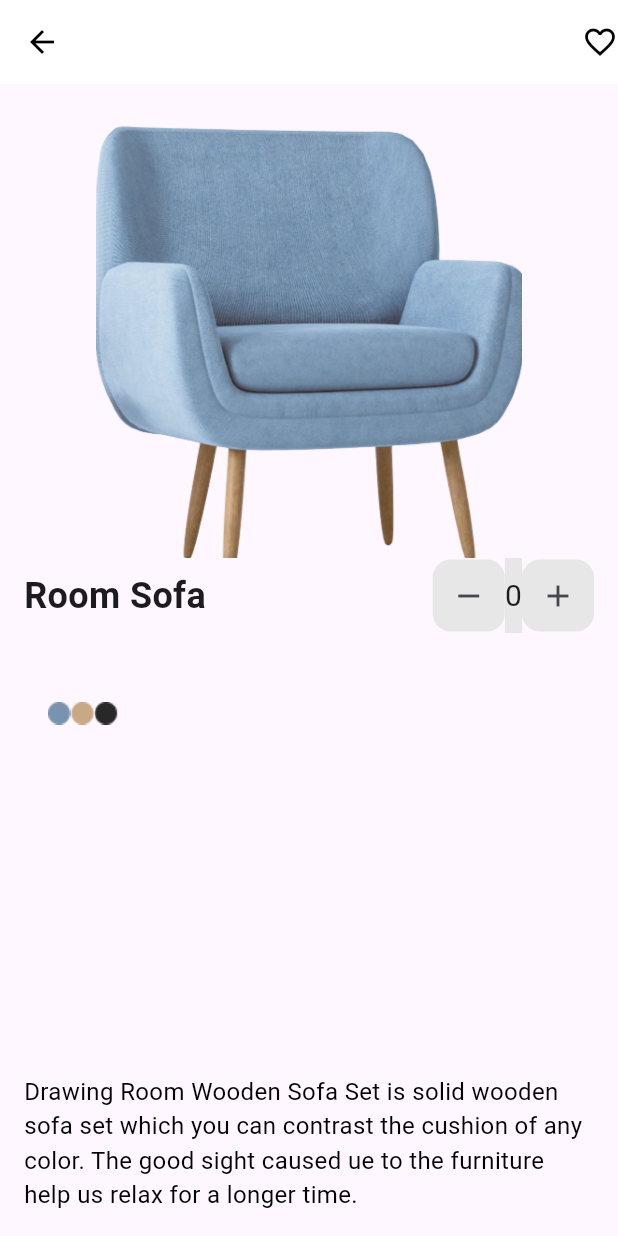
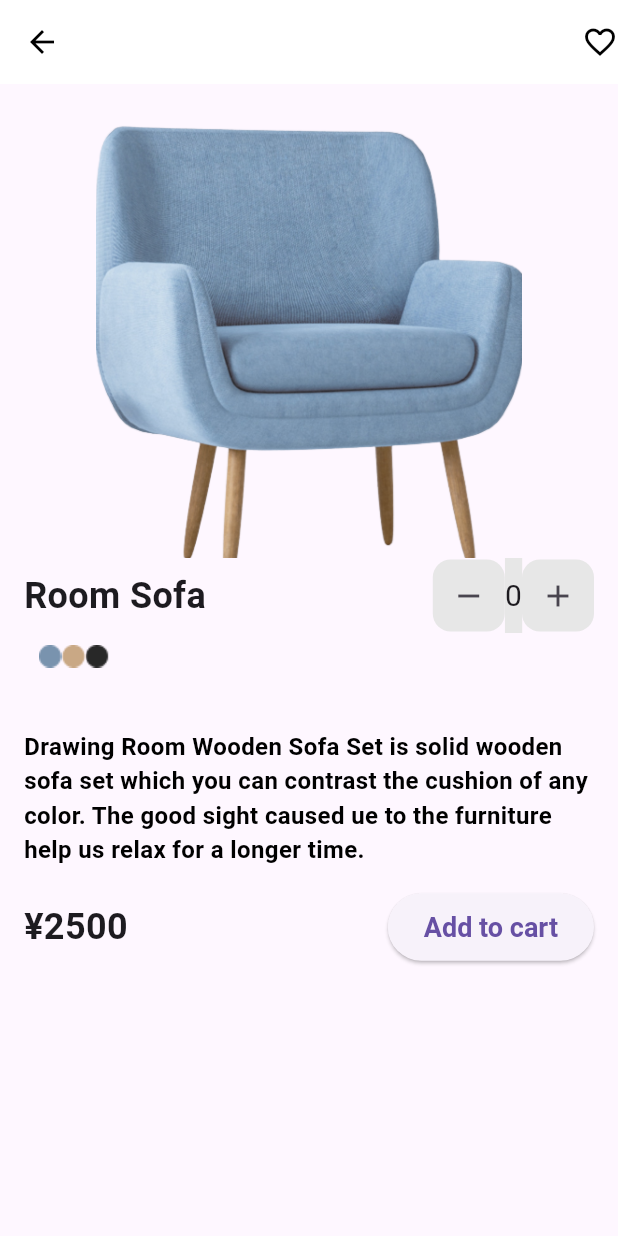
Before and after one commit to Mohamedwaelfaro/task1, a Flutter app: the screen it shows after launch, on a phone screen of 412 x 824 dp. Run offline on Flutter 3.47's test engine with Material 3 defaults, Android fonts, the phone set to English and light mode, and no system bars.

Commit message:
fix ui part3

```diff
--- a/lib/main.dart
+++ b/lib/main.dart
@@ -1,3 +1,5 @@
+import 'dart:ui';
+
 import 'package:flutter/material.dart';
 
 void main() {
@@ -99,10 +101,10 @@ class _Task1State extends State<Task1> {
                   ),
                 ],
               ),
-              Spacer(),
+              SizedBox(height: 8),
               Container(
-                padding: EdgeInsets.symmetric(horizontal: 16, vertical: 8),
-                margin: EdgeInsets.only(bottom: 225),
+                padding: EdgeInsets.only(left: 10, right: 10),
+                margin: EdgeInsets.only(bottom: 25),
                 child: Row(
                   mainAxisAlignment: MainAxisAlignment.start,
                   children: [
@@ -112,13 +114,48 @@ class _Task1State extends State<Task1> {
                   ],
                 ),
               ),
+              SizedBox(
+                height: 16,
+              ),
               Text(
                 'Drawing Room Wooden Sofa Set is solid wooden sofa set which you can contrast the cushion of any color. The good sight caused ue to the furniture help us relax for a longer time.',
                 style: TextStyle(
-                  color: Colors.black,
-                  fontSize: 16,
-                ),
+                    fontSize: 16,
+                    color: Colors.black,
+                    fontWeight: FontWeight.bold),
               ),
+              SizedBox(
+                height: 16,
+              ),
+              Row(
+                children: [
+                  Text(
+                    '¥2500',
+                    style: TextStyle(
+                      fontSize: 24,
+                      fontWeight: FontWeight.bold,
+                    ),
+                  ),
+                  Spacer(),
+                  ElevatedButton(
+                    onPressed: () {},
+                    style: ElevatedButton.styleFrom(
+                      // backgroundColor: Color(0xFF819BBB),
+                      padding:
+                          EdgeInsets.symmetric(horizontal: 24, vertical: 12),
+                      textStyle: TextStyle(
+                        fontSize: 16,
+                        fontWeight: FontWeight.bold,
+                      ),
+                    ),
+                    child: Text(
+                      'Add to cart',
+                      style:
+                          TextStyle(fontSize: 18, fontWeight: FontWeight.bold),
+                    ),
+                  )
+                ],
+              )
             ],
           ),
         ),
@@ -126,131 +163,3 @@ class _Task1State extends State<Task1> {
     );
   }
 }
-// import 'package:flutter/material.dart';
-
-// void main() {
-//   runApp(test());
-// }
-
-// class test extends StatefulWidget {
-//   const test({super.key});
-
-//   @override
-//   State<test> createState() => _testState();
-// }
-
-// class _testState extends State<test> {
-//   @override
-//   Widget build(BuildContext context) {
-//     return MaterialApp(
-//       home: Scaffold(
-//         appBar: AppBar(
-//           title: Text('Sofa Shop'),
-//           backgroundColor: Colors.white,
-//           leading: IconButton(
-//             icon: Icon(Icons.arrow_back, color: Colors.black),
-//             onPressed: () {},
-//           ),
-//           actions: [
-//             IconButton(
-//               icon: Icon(Icons.favorite_border, color: Colors.black),
-//               onPressed: () {},
-//             ),
-//           ],
-//         ),
-//         body: Padding(
-//           padding: const EdgeInsets.all(16.0),
-//           child: Column(
-//             crossAxisAlignment: CrossAxisAlignment.start,
-//             children: [
-//               Center(
-//                 child: Image.asset(
-//                   'imgs/sofa.png',
-//                   height: 200,
-//                 ),
-//               ),
-//               SizedBox(height: 16),
-//               Text(
-//                 'Room Sofa',
-//                 style: TextStyle(
-//                   fontSize: 24,
-//                   fontWeight: FontWeight.bold,
-//                 ),
-//               ),
-//               SizedBox(height: 8),
-//               Row(
-//                 children: [
-//                   CircleAvatar(
-//                     backgroundColor: Colors.blue,
-//                     radius: 8,
-//                   ),
-//                   SizedBox(width: 8),
-//                   CircleAvatar(
-//                     backgroundColor: Colors.brown,
-//                     radius: 8,
-//                   ),
-//                   SizedBox(width: 8),
-//                   CircleAvatar(
-//                     backgroundColor: Colors.black,
-//                     radius: 8,
-//                   ),
-//                 ],
-//               ),
-//               SizedBox(height: 16),
-//               Text(
-//                 'Drawing Room Wooden Sofa Set is solid wooden sofa set which you can contrast the cushion of any color. The good sight caused use to the furniture help us relax for a longer time.',
-//                 style: TextStyle(
-//                   fontSize: 16,
-//                   color: Colors.grey[700],
-//                 ),
-//               ),
-//               SizedBox(height: 16),
-//               Row(
-//                 mainAxisAlignment: MainAxisAlignment.spaceBetween,
-//                 children: [
-//                   Row(
-//                     children: [
-//                       IconButton(
-//                         icon: Icon(Icons.remove),
-//                         onPressed: () {},
-//                       ),
-//                       Text(
-//                         '1',
-//                         style: TextStyle(fontSize: 18),
-//                       ),
-//                       IconButton(
-//                         icon: Icon(Icons.add),
-//                         onPressed: () {},
-//                       ),
-//                     ],
-//                   ),
-//                 ],
-//               ),
-//               Text(
-//                 '¥2500',
-//                 style: TextStyle(
-//                   fontSize: 24,
-//                   fontWeight: FontWeight.bold,
-//                 ),
-//               ),
-//               SizedBox(height: 16),
-//               Center(
-//                 child: ElevatedButton(
-//                   onPressed: () {},
-//                   child: Text('Add to cart'),
-//                   style: ElevatedButton.styleFrom(
-//                     iconColor: Colors.blue,
-//                     padding: EdgeInsets.symmetric(horizontal: 80, vertical: 16),
-//                     textStyle: TextStyle(
-//                       fontSize: 18,
-//                     ),
-//                   ),
-//                 ),
-//               ),
-//             ],
-//           ),
-//         ),
-//       ),
-//     );
-//   }
-// }
```
